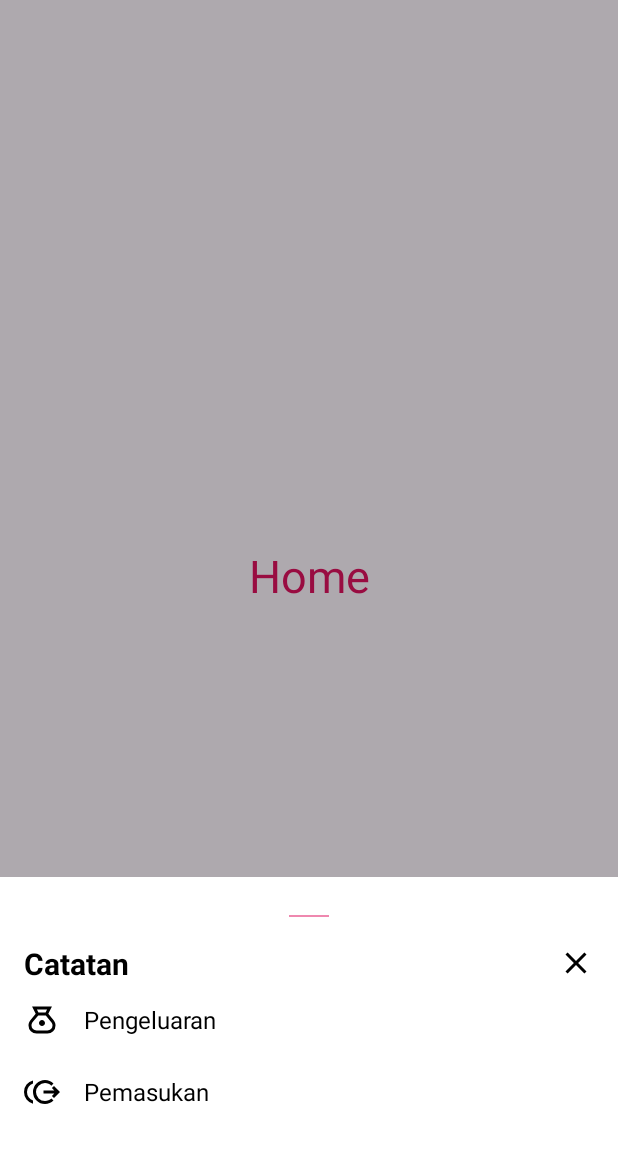
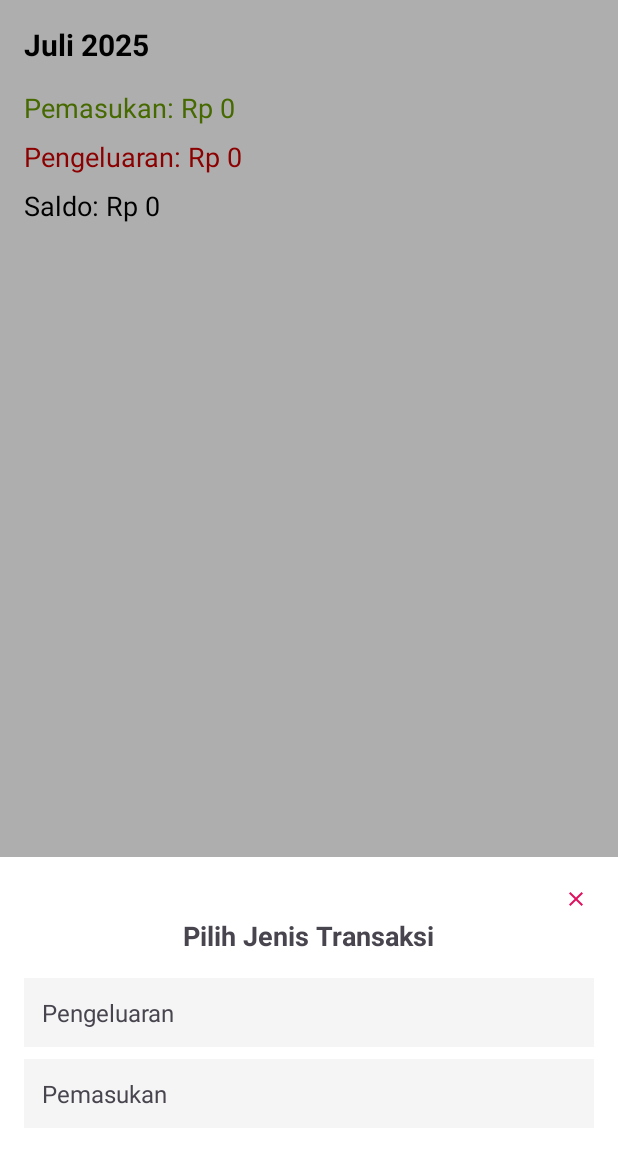
Before and after one commit to kireihumaira/show-me-the-money, an Android app: the HomeFragment screen opened directly, with no data from a screen before it, after a tap on "Tambah item", on a phone screen of 412 x 824 dp, the part 84-1236 px from its top. Run offline under Robolectric (Android 15) with nearby library versions, the phone set to English and light mode, and no system bars; 1 other tap on this screen came first.

Commit message:
baru nambahin dikit doang di catatan hehe

```diff
--- a/app/src/main/AndroidManifest.xml
+++ b/app/src/main/AndroidManifest.xml
@@ -15,7 +15,7 @@
 
         <activity
             android:name=".LoginActivity"
-            android:windowSoftInputMode="adjustPan"
+            android:windowSoftInputMode="adjustResize|stateVisible"
             android:exported="true">
             <intent-filter>
                 <action android:name="android.intent.action.MAIN" />
@@ -25,7 +25,7 @@
 
         <activity
             android:name=".SignupActivity"
-            android:windowSoftInputMode="adjustPan"
+            android:windowSoftInputMode="adjustResize|stateVisible"
             android:exported="true" />
 
         <activity
--- a/app/src/main/java/com/example/showmethemoney/HomeFragment.java
+++ b/app/src/main/java/com/example/showmethemoney/HomeFragment.java
@@ -1,64 +1,47 @@
 package com.example.showmethemoney;
 
 import android.os.Bundle;
-
-import androidx.fragment.app.Fragment;
-
 import android.view.LayoutInflater;
 import android.view.View;
 import android.view.ViewGroup;
+import android.widget.TextView;
+import androidx.fragment.app.Fragment;
 
-/**
- * A simple {@link Fragment} subclass.
- * Use the {@link HomeFragment#newInstance} factory method to
- * create an instance of this fragment.
- */
+import java.text.SimpleDateFormat;
+import java.util.Date;
+import java.util.Locale;
+
 public class HomeFragment extends Fragment {
 
-    // TODO: Rename parameter arguments, choose names that match
-    // the fragment initialization parameters, e.g. ARG_ITEM_NUMBER
-    private static final String ARG_PARAM1 = "param1";
-    private static final String ARG_PARAM2 = "param2";
-
-    // TODO: Rename and change types of parameters
-    private String mParam1;
-    private String mParam2;
-
-    public HomeFragment() {
-        // Required empty public constructor
-    }
-
-    /**
-     * Use this factory method to create a new instance of
-     * this fragment using the provided parameters.
-     *
-     * @param param1 Parameter 1.
-     * @param param2 Parameter 2.
-     * @return A new instance of fragment HomeFragment.
-     */
-    // TODO: Rename and change types and number of parameters
-    public static HomeFragment newInstance(String param1, String param2) {
-        HomeFragment fragment = new HomeFragment();
-        Bundle args = new Bundle();
-        args.putString(ARG_PARAM1, param1);
-        args.putString(ARG_PARAM2, param2);
-        fragment.setArguments(args);
-        return fragment;
-    }
-
-    @Override
-    public void onCreate(Bundle savedInstanceState) {
-        super.onCreate(savedInstanceState);
-        if (getArguments() != null) {
-            mParam1 = getArguments().getString(ARG_PARAM1);
-            mParam2 = getArguments().getString(ARG_PARAM2);
-        }
-    }
+    TextView textPemasukan, textPengeluaran, textSaldo, textMonth;
 
     @Override
     public View onCreateView(LayoutInflater inflater, ViewGroup container,
                              Bundle savedInstanceState) {
-        // Inflate the layout for this fragment
-        return inflater.inflate(R.layout.fragment_home, container, false);
+
+        View view = inflater.inflate(R.layout.fragment_home, container, false);
+
+        textPemasukan = view.findViewById(R.id.textPemasukan);
+        textPengeluaran = view.findViewById(R.id.textPengeluaran);
+        textSaldo = view.findViewById(R.id.textSaldo);
+        textMonth = view.findViewById(R.id.textMonth);
+
+        // Tanggal sekarang dalam format yyyy-MM
+        String bulanIni = new SimpleDateFormat("yyyy-MM", Locale.getDefault()).format(new Date());
+        String bulanUntukDisplay = new SimpleDateFormat("MMMM yyyy", new Locale("id")).format(new Date());
+        textMonth.setText(bulanUntukDisplay);
+
+        // Ambil data dari database
+        DatabaseHelper db = new DatabaseHelper(requireContext());
+        int pemasukan = db.getTotalByJenisAndBulan("pemasukan", bulanIni);
+        int pengeluaran = db.getTotalByJenisAndBulan("pengeluaran", bulanIni);
+        int saldo = pemasukan - pengeluaran;
+
+        // Tampilkan
+        textPemasukan.setText("Pemasukan: Rp " + pemasukan);
+        textPengeluaran.setText("Pengeluaran: Rp " + pengeluaran);
+        textSaldo.setText("Saldo: Rp " + saldo);
+
+        return view;
     }
 }
--- /dev/null
+++ b/app/src/main/res/drawable/bg_kategori_circle.xml
@@ -0,0 +1,5 @@
+<?xml version="1.0" encoding="utf-8"?>
+<shape xmlns:android="http://schemas.android.com/apk/res/android"
+    android:shape="oval">
+    <solid android:color="#E0E0E0" />
+</shape>
--- a/app/src/main/res/layout/activity_signup.xml
+++ b/app/src/main/res/layout/activity_signup.xml
@@ -20,8 +20,8 @@
 
         <Space
             android:layout_width="match_parent"
-            android:layout_height="0dp"
-            android:layout_weight="1" />
+            android:layout_height="20dp"
+            android:layout_weight="0" />
 
         <ImageView
             android:id="@+id/imageView"
@@ -32,7 +32,7 @@
         <Space
             android:layout_width="match_parent"
             android:layout_height="0dp"
-            android:layout_weight="1" />
+            android:layout_weight="0" />
 
         <TextView
             android:id="@+id/SMTM"
--- a/app/src/main/res/layout/bottomsheetlayout.xml
+++ b/app/src/main/res/layout/bottomsheetlayout.xml
@@ -1,91 +1,61 @@
 <?xml version="1.0" encoding="utf-8"?>
 <LinearLayout xmlns:android="http://schemas.android.com/apk/res/android"
-    xmlns:app="http://schemas.android.com/apk/res-auto"
     android:orientation="vertical"
     android:layout_width="match_parent"
     android:layout_height="wrap_content"
     android:background="@color/white"
-    android:padding="16dp"
-    android:gravity="center_horizontal">
+    android:padding="16dp">
 
-    <!-- Handle bar -->
-    <View
-        android:layout_width="40dp"
-        android:layout_height="4dp"
-        android:background="@drawable/baseline_drag_handle_24"
-        android:layout_marginTop="8dp"
-        android:layout_marginBottom="16dp" />
+    <!-- Tombol Close -->
+    <ImageView
+        android:id="@+id/cancelButton"
+        android:layout_width="24dp"
+        android:layout_height="24dp"
+        android:layout_gravity="end"
+        android:src="@drawable/baseline_clear_24"
+        android:contentDescription="Tutup"
+        android:padding="4dp" />
 
-    <!-- Title and Close -->
-    <LinearLayout
-        android:layout_width="match_parent"
+    <!-- Title -->
+    <TextView
+        android:layout_width="wrap_content"
         android:layout_height="wrap_content"
-        android:orientation="horizontal"
-        android:gravity="center_vertical">
+        android:text="Pilih Jenis Transaksi"
+        android:textStyle="bold"
+        android:textSize="18sp"
+        android:layout_gravity="center_horizontal"
+        android:paddingBottom="16dp" />
 
-        <TextView
-            android:layout_width="0dp"
-            android:layout_height="wrap_content"
-            android:layout_weight="1"
-            android:text="Catatan"
-            android:textSize="20sp"
-            android:textStyle="bold"
-            android:textColor="@color/black" />
-
-        <ImageView
-            android:id="@+id/cancelButton"
-            android:layout_width="24dp"
-            android:layout_height="24dp"
-            android:src="@drawable/baseline_clear_24"
-            app:tint="@color/black"
-            android:contentDescription="Close" />
-    </LinearLayout>
-
-    <!-- Item 1 -->
+    <!-- Pilihan Pengeluaran -->
     <LinearLayout
         android:id="@+id/layoutPengeluaran"
         android:layout_width="match_parent"
         android:layout_height="wrap_content"
         android:orientation="horizontal"
-        android:paddingVertical="12dp"
-        android:gravity="center_vertical">
-
-        <ImageView
-            android:layout_width="24dp"
-            android:layout_height="24dp"
-            android:src="@drawable/ic_money_bag"
-            app:tint="@color/black" />
+        android:padding="12dp"
+        android:background="#F5F5F5"
+        android:layout_marginBottom="8dp">
 
         <TextView
             android:layout_width="wrap_content"
             android:layout_height="wrap_content"
-            android:layout_marginStart="16dp"
             android:text="Pengeluaran"
-            android:textColor="@color/black"
             android:textSize="16sp" />
     </LinearLayout>
 
-    <!-- Item 2 -->
+    <!-- Pilihan Pemasukan -->
     <LinearLayout
         android:id="@+id/layoutPemasukan"
         android:layout_width="match_parent"
         android:layout_height="wrap_content"
         android:orientation="horizontal"
-        android:paddingVertical="12dp"
-        android:gravity="center_vertical">
-
-        <ImageView
-            android:layout_width="24dp"
-            android:layout_height="24dp"
-            android:src="@drawable/ic_spend_money"
-            app:tint="@color/black" />
+        android:padding="12dp"
+        android:background="#F5F5F5">
 
         <TextView
             android:layout_width="wrap_content"
             android:layout_height="wrap_content"
-            android:layout_marginStart="16dp"
             android:text="Pemasukan"
-            android:textColor="@color/black"
             android:textSize="16sp" />
     </LinearLayout>
 
--- a/app/src/main/res/layout/fragment_home.xml
+++ b/app/src/main/res/layout/fragment_home.xml
@@ -1,17 +1,46 @@
 <?xml version="1.0" encoding="utf-8"?>
-<FrameLayout xmlns:android="http://schemas.android.com/apk/res/android"
-    xmlns:tools="http://schemas.android.com/tools"
+<LinearLayout
+    xmlns:android="http://schemas.android.com/apk/res/android"
+    android:id="@+id/homeRoot"
     android:layout_width="match_parent"
     android:layout_height="match_parent"
-    tools:context=".HomeFragment">
+    android:orientation="vertical"
+    android:padding="16dp"
+    android:background="@color/white">
 
-    <!-- TODO: Update blank fragment layout -->
     <TextView
-        android:layout_width="match_parent"
-        android:layout_height="match_parent"
-        android:text="Home"
-        android:gravity="center"
-        android:textSize="30sp"
-        android:textColor="@color/pink"/>
+        android:id="@+id/textMonth"
+        android:layout_width="wrap_content"
+        android:layout_height="wrap_content"
+        android:text="Bulan Ini"
+        android:textSize="20sp"
+        android:textStyle="bold"
+        android:textColor="@android:color/black"
+        android:paddingBottom="16dp" />
 
-</FrameLayout>
+    <TextView
+        android:id="@+id/textPemasukan"
+        android:layout_width="wrap_content"
+        android:layout_height="wrap_content"
+        android:text="Pemasukan: Rp 0"
+        android:textSize="18sp"
+        android:textColor="@android:color/holo_green_dark"
+        android:paddingBottom="8dp" />
+
+    <TextView
+        android:id="@+id/textPengeluaran"
+        android:layout_width="wrap_content"
+        android:layout_height="wrap_content"
+        android:text="Pengeluaran: Rp 0"
+        android:textSize="18sp"
+        android:textColor="@android:color/holo_red_dark"
+        android:paddingBottom="8dp" />
+
+    <TextView
+        android:id="@+id/textSaldo"
+        android:layout_width="wrap_content"
+        android:layout_height="wrap_content"
+        android:text="Saldo: Rp 0"
+        android:textSize="18sp"
+        android:textColor="@android:color/black" />
+</LinearLayout>
--- a/app/src/main/res/layout/fragment_profile.xml
+++ b/app/src/main/res/layout/fragment_profile.xml
@@ -13,9 +13,9 @@
         android:layout_width="120dp"
         android:layout_height="120dp"
         android:layout_marginBottom="16dp"
-        android:src="@drawable/default_profile"
+        android:src="@drawable/ic_profile"
         android:scaleType="centerCrop"
-        android:background="@drawable/circle_background"
+        android:background="@drawable/ic_circle"
         android:padding="4dp" />
 
     <TextView
```
Also changed, not shown: app/src/main/java/com/example/showmethemoney/BottomSheetKategori.java (added, +56 -0 lines), app/src/main/java/com/example/showmethemoney/BottomSheetLayout.java (added, +39 -0 lines), app/src/main/res/layout/activity_login.xml (+4 -4 lines), app/src/main/res/layout/bottomsheet_kategori.xml (added, +29 -0 lines).
